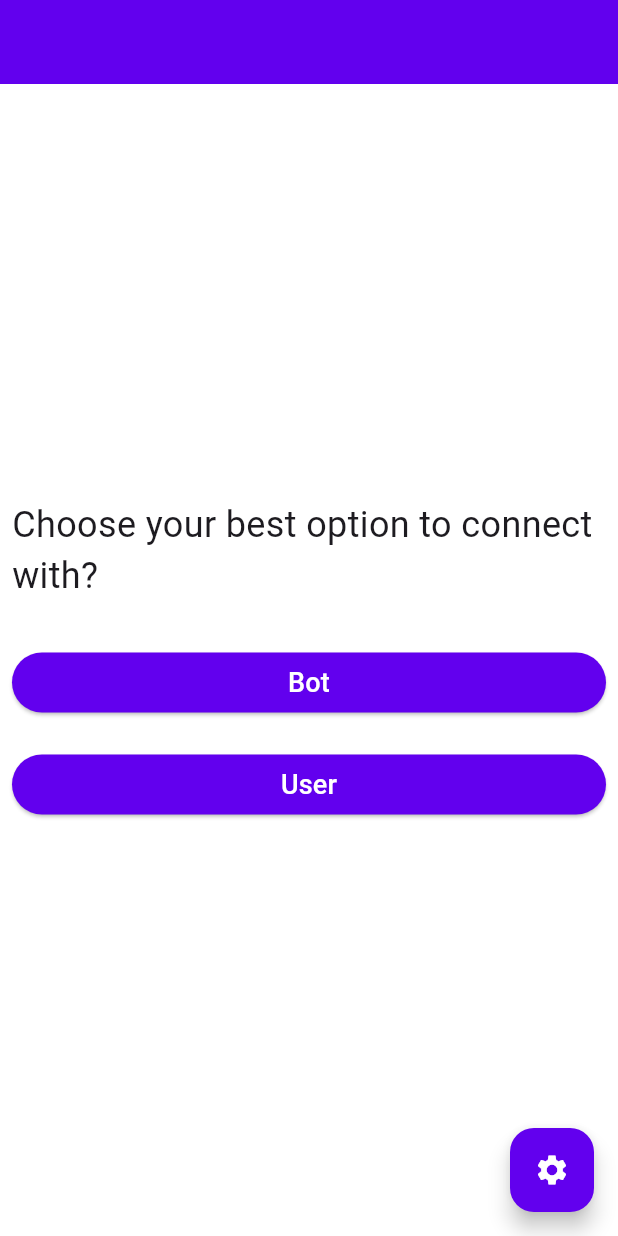
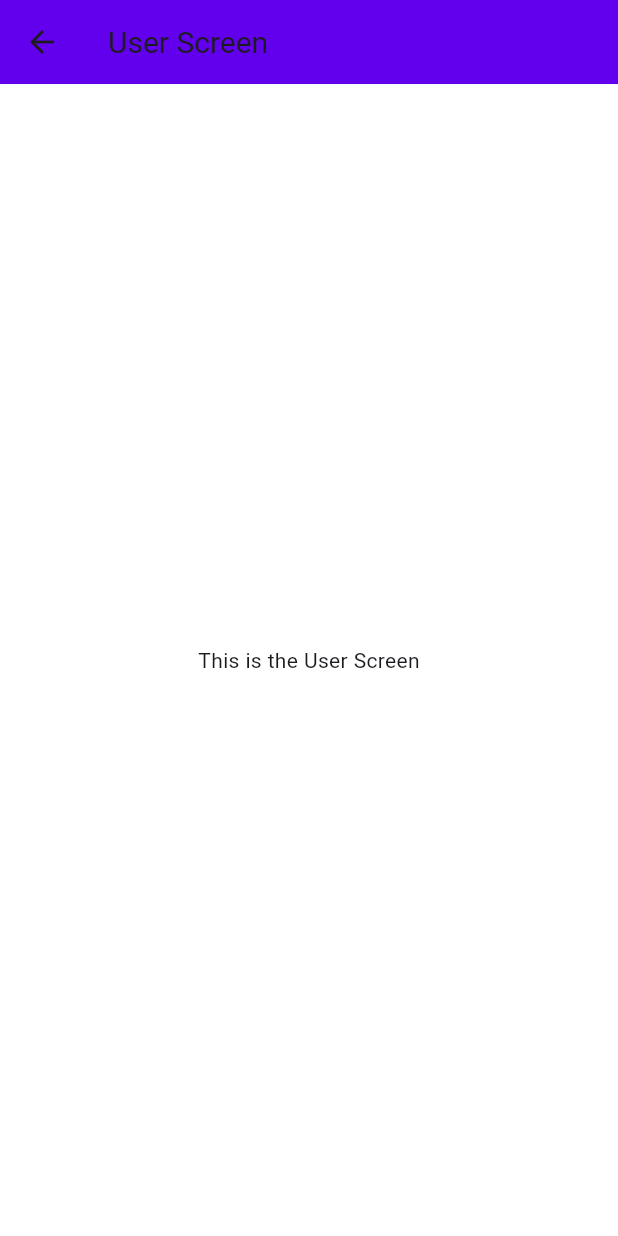
Before and after one commit to SUMITKRROY/voice_meet, a Flutter app: the screen it shows after launch, after a tap on "User", on a phone screen of 412 x 824 dp. Run offline on Flutter 3.47's test engine with Material 3 defaults, Android fonts, the light colour scheme and no system bars; our stand-ins replace firebase_core, flutter_screenutil; accounts and stored records are empty; statements that could not run were skipped.

Commit message:
Your commit message

```diff
--- a/lib/view/welcome_screen.dart
+++ b/lib/view/welcome_screen.dart
@@ -1,6 +1,4 @@
-import 'package:firebase_auth/firebase_auth.dart';
 import 'package:flutter/material.dart';
-import 'package:google_sign_in/google_sign_in.dart';
 import 'package:voice_meet/route/pageroute.dart';
 import 'package:voice_meet/route/route_generater.dart';
 
@@ -8,45 +6,9 @@ import 'package:voice_meet/theme/app_theme.dart';
 import '../component/myText.dart';
 
 // Welcome Screen with Bot and User Buttons
-class WelcomeScreen extends StatefulWidget {
+class WelcomeScreen extends StatelessWidget {
   const WelcomeScreen({Key? key}) : super(key: key);
 
-  @override
-  State<WelcomeScreen> createState() => _WelcomeScreenState();
-}
-
-class _WelcomeScreenState extends State<WelcomeScreen> {
-
-
-
-
-  // Function for Google Sign-In
-  Future<User?> _signInWithGoogle(BuildContext context) async {
-    try {
-      // Trigger the Google Sign-In flow
-      final GoogleSignInAccount? googleUser = await GoogleSignIn().signIn();
-      if (googleUser == null) {
-        // The user canceled the sign-in
-        return null;
-      }
-
-      // Obtain the authentication details from the request
-      final GoogleSignInAuthentication googleAuth = await googleUser.authentication;
-
-      // Create a new credential
-      final AuthCredential credential = GoogleAuthProvider.credential(
-        accessToken: googleAuth.accessToken,
-        idToken: googleAuth.idToken,
-      );
-
-      // Once signed in, return the UserCredential
-      UserCredential userCredential = await FirebaseAuth.instance.signInWithCredential(credential);
-      return userCredential.user;
-    } catch (e) {
-      print("Error during Google sign-in: $e");
-      return null;
-    }
-  }
   @override
   Widget build(BuildContext context) {
     return Scaffold(
@@ -74,7 +36,10 @@ class _WelcomeScreenState extends State<WelcomeScreen> {
                     backgroundColor: context.theme.appColors.primary,
                   ),
                   onPressed: () {
-                    Navigator.pushNamed(context, RoutePath.chatWithBot);
+                    Navigator.push(
+                      context,
+                      MaterialPageRoute(builder: (context) => const BotScreen()),
+                    );
                   },
                   child: MyText(
                     label: 'Bot',
@@ -85,7 +50,6 @@ class _WelcomeScreenState extends State<WelcomeScreen> {
               ),
               const SizedBox(height: 20),
               // Full width User Button
-              // Full width User Button
               SizedBox(
                 width: double.infinity,
                 child: ElevatedButton(
@@ -93,16 +57,11 @@ class _WelcomeScreenState extends State<WelcomeScreen> {
                     foregroundColor: context.theme.appColors.onPrimary,
                     backgroundColor: context.theme.appColors.primary,
                   ),
-                  onPressed: () async {
-                    // Sign in with Google and navigate on success
-                    User? user = await _signInWithGoogle(context);
-                    if (user != null) {
-                      // Navigate to the chat with user screen
-                      Navigator.pushNamed(context, RoutePath.chatWithUser);
-                    } else {
-                      // Handle the case when login failed
-                      print("Login failed");
-                    }
+                  onPressed: () {
+                    Navigator.push(
+                      context,
+                      MaterialPageRoute(builder: (context) => const UserScreen()),
+                    );
                   },
                   child: MyText(
                     label: 'User',
@@ -118,7 +77,7 @@ class _WelcomeScreenState extends State<WelcomeScreen> {
       // Floating Action Button (FAB) to navigate to Settings
       floatingActionButton: FloatingActionButton(
         onPressed: () {
-       Navigator.pushNamed(context, RoutePath.settingScreen);
+          Navigator.pushNamed(context, RoutePath.settingScreen);
         },
         backgroundColor: context.theme.appColors.primary,
         child: Icon(
@@ -129,3 +88,58 @@ class _WelcomeScreenState extends State<WelcomeScreen> {
     );
   }
 }
+
+// Bot Screen
+class BotScreen extends StatelessWidget {
+  const BotScreen({Key? key}) : super(key: key);
+
+  @override
+  Widget build(BuildContext context) {
+    return Scaffold(
+      backgroundColor: context.theme.appColors.background,
+      appBar: AppBar(
+        title: MyText(
+          label: 'Bot Screen',
+          fontSize: 20,
+
+          alignment: true,
+        ),
+        backgroundColor: context.theme.appColors.primary,
+      ),
+      body: Center(
+        child: MyText(
+          label: 'This is the Bot Screen',
+          fontSize: 18,
+
+          alignment: true,
+        ),
+      ),
+    );
+  }
+}
+
+// User Screen
+class UserScreen extends StatelessWidget {
+  const UserScreen({Key? key}) : super(key: key);
+
+  @override
+  Widget build(BuildContext context) {
+    return Scaffold(
+      backgroundColor: context.theme.appColors.background,
+      appBar: AppBar(
+        title: MyText(
+          label: 'User Screen',
+          fontSize: 20,
+
+          alignment: true,
+        ),
+        backgroundColor: context.theme.appColors.primary,
+      ),
+      body: Center(
+        child: Text(
+          'This is the User Screen',
+        ),
+      ),
+    );
+  }
+}
--- a/pubspec.yaml
+++ b/pubspec.yaml
@@ -40,7 +40,7 @@ dependencies:
   firebase_database: ^11.1.6
   provider: ^6.1.2
   flutter_screenutil: ^5.9.3
-  google_sign_in: ^6.2.2
+  google_sign_in: ^6.1.0
 
 dev_dependencies:
   flutter_test:
```
